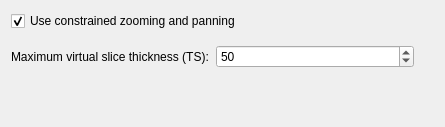
First picture: the form in Plugins/org.mitk.gui.qt.application/src/internal/QmitkEditorsPreferencePage.ui, repository MITK/MITK, before the edit.
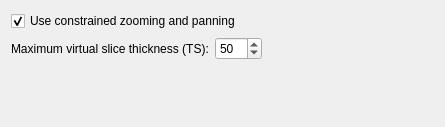
Second picture: the form after the edit.

Commit message: Optimized layout in preference page

What changed in the file:
```diff
--- a/Plugins/org.mitk.gui.qt.application/src/internal/QmitkEditorsPreferencePage.ui
+++ b/Plugins/org.mitk.gui.qt.application/src/internal/QmitkEditorsPreferencePage.ui
@@ -31,15 +31,15 @@
     </widget>
    </item>
    <item>
-    <layout class="QGridLayout" name="gridLayout">
-     <item row="0" column="0">
+    <layout class="QHBoxLayout" name="horizontalLayout_2">
+     <item>
       <widget class="QLabel" name="label">
        <property name="text">
         <string>Maximum virtual slice thickness (TS):</string>
        </property>
       </widget>
      </item>
-     <item row="0" column="1">
+     <item>
       <widget class="QSpinBox" name="m_MaxTSSpinBox">
        <property name="toolTip">
         <string>&lt;html&gt;&lt;head/&gt;&lt;body&gt;&lt;p&gt;Sets the maximum virtual slice thickness allowed in the render windows.&lt;/p&gt;&lt;p&gt;It is the maximum number of slices that can be set to be integrated in a maximum intensity projection (MIP) in the respective render window.&lt;/p&gt;&lt;p&gt;It can be used to limit the TS slider to appropriated range for the use cases at hand. &lt;/p&gt;&lt;/body&gt;&lt;/html&gt;</string>
@@ -55,15 +55,15 @@
        </property>
       </widget>
      </item>
-     <item row="0" column="2">
-      <spacer name="verticalSpacer_2">
+     <item>
+      <spacer name="horizontalSpacer">
        <property name="orientation">
-        <enum>Qt::Vertical</enum>
+        <enum>Qt::Horizontal</enum>
        </property>
        <property name="sizeHint" stdset="0">
         <size>
-         <width>20</width>
-         <height>40</height>
+         <width>40</width>
+         <height>20</height>
         </size>
        </property>
       </spacer>
@@ -72,6 +72,9 @@
    </item>
    <item>
     <spacer name="verticalSpacer">
+     <property name="orientation">
+      <enum>Qt::Vertical</enum>
+     </property>
      <property name="sizeHint" stdset="0">
       <size>
        <width>20</width>
```
